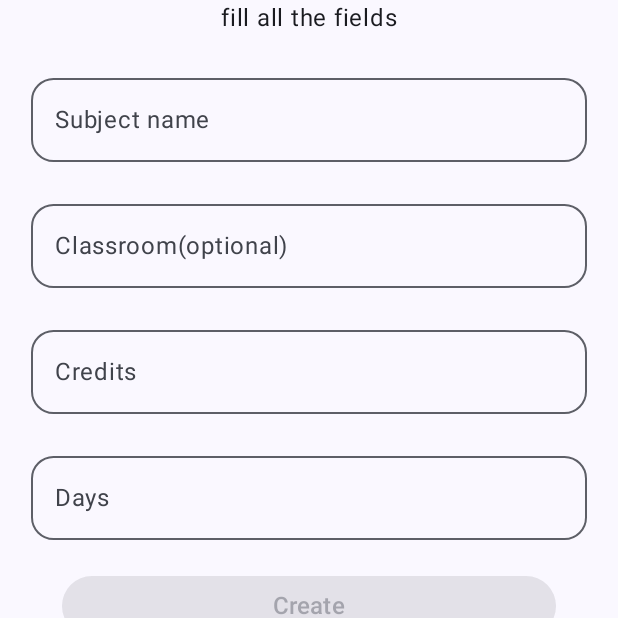
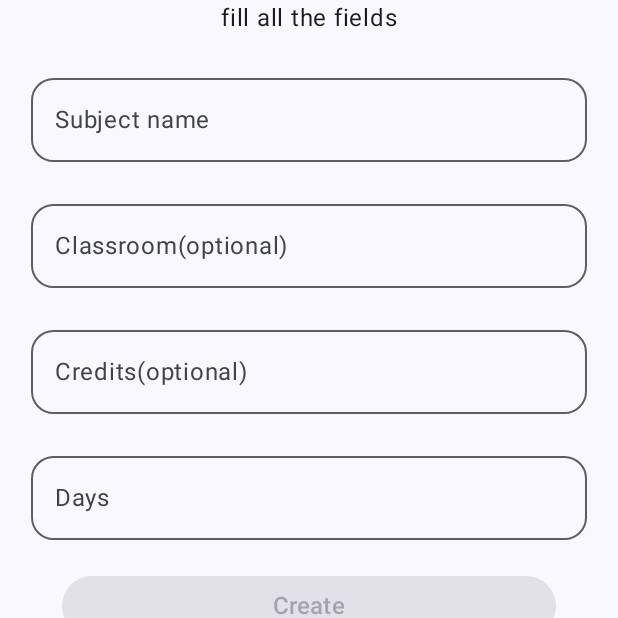
Before and after one commit to KevinAlexanderSoto/BookYouu-notesApp, an Android app built with Jetpack Compose: the composable ScaffoldContent shown on its own in the app's theme, on a phone screen of 412 x 824 dp, the top half of it. Run offline under Robolectric (Android 15) with nearby library versions, the phone set to English and light mode, and no system bars; our stand-ins replace Dagger/Hilt's generated code.

Commit message:
feature : set the credits value as optional

```diff
--- a/app/src/main/java/com/kalex/bookyouu_notesapp/subject/createSubject/presentation/SubjectFormInformationViewModel.kt
+++ b/app/src/main/java/com/kalex/bookyouu_notesapp/subject/createSubject/presentation/SubjectFormInformationViewModel.kt
@@ -16,7 +16,7 @@ class SubjectFormInformationViewModel @Inject constructor() : ViewModel() {
     private val _classRoom = mutableStateOf("")
     private val _credits = mutableStateOf(0)
     fun isAllFieldsValid() =
-        (mapOfDays.isNotEmpty() && mapOfDays.values.contains(true) && _subjectName.value.isNotEmpty() && _credits.value != 0)
+        (mapOfDays.isNotEmpty() && mapOfDays.values.contains(true) && _subjectName.value.isNotEmpty())
 
     fun createSubjectObject() =
         Subject(
--- a/app/src/main/res/values/strings.xml
+++ b/app/src/main/res/values/strings.xml
@@ -8,7 +8,7 @@
     <string name="subject_list_no_subjectsFount_ButtonText">Add</string>
     <string name="subject_form_subjectName_label">Subject name</string>
     <string name="subject_form_classRoom_label">Classroom(optional)</string>
-    <string name="subject_form_credits_label">Credits</string>
+    <string name="subject_form_credits_label">Credits(optional)</string>
     <string name="subject_form_day_label">Days</string>
     <string name="subject_form_monday">Monday</string>
     <string name="subject_form_tuesday">Tuesday</string>
```
Also changed, not shown: 1 other file.
